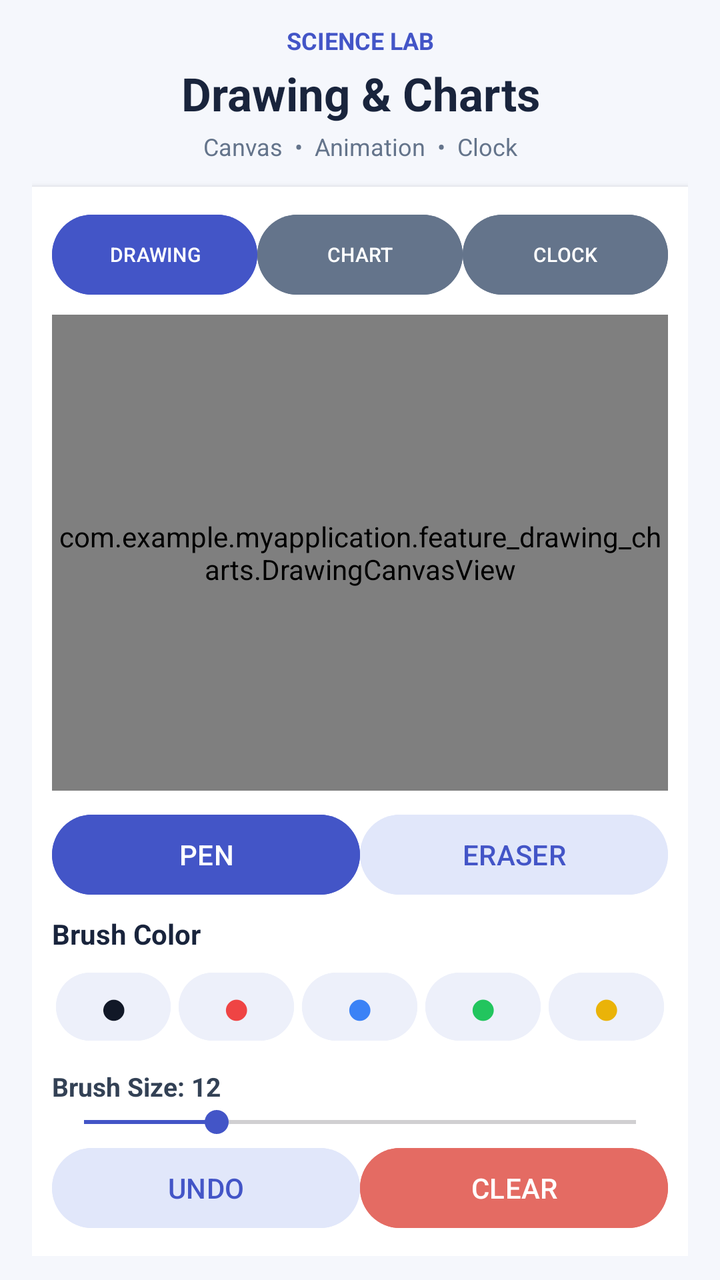
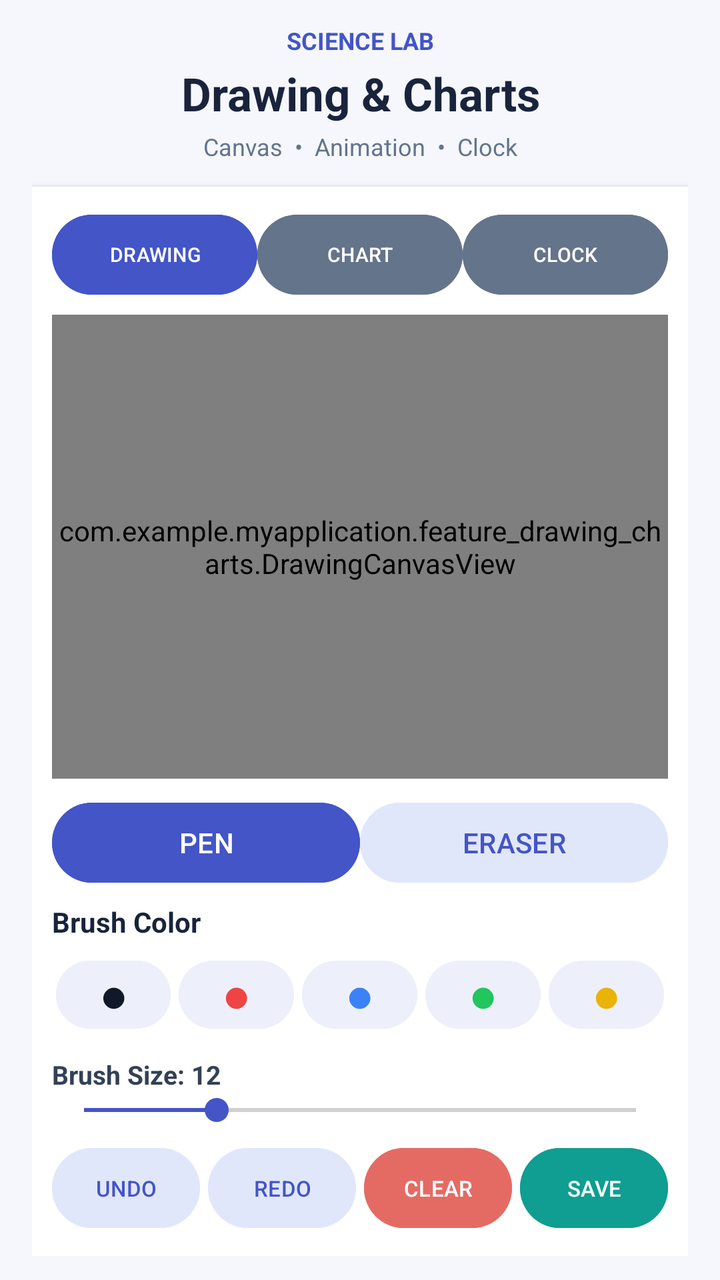

Screens rendered from an Android XML layout before and after an edit, with the pre-edit source and the edit as a unified diff.
<!-- AndroidManifest.xml: application theme Theme.MyApplication -->
<!-- res/layout/fragment_drawing.xml -->
<LinearLayout
    xmlns:android="http://schemas.android.com/apk/res/android"
    android:layout_width="match_parent"
    android:layout_height="match_parent"
    android:orientation="vertical"
    android:background="#F5F7FC"
    android:paddingLeft="16dp"
    android:paddingRight="16dp"
    android:paddingTop="12dp"
    android:paddingBottom="12dp">

    
    <TextView
        android:layout_width="match_parent"
        android:layout_height="wrap_content"
        android:gravity="center"
        android:text="SCIENCE LAB"
        android:textColor="#4355C7"
        android:textSize="12sp"
        android:textStyle="bold"/>

    <TextView
        android:layout_width="match_parent"
        android:layout_height="wrap_content"
        android:layout_marginTop="3dp"
        android:gravity="center"
        android:text="Drawing &amp; Charts"
        android:textColor="#19243C"
        android:textSize="23sp"
        android:textStyle="bold"/>

    <TextView
        android:layout_width="match_parent"
        android:layout_height="wrap_content"
        android:layout_marginTop="3dp"
        android:layout_marginBottom="12dp"
        android:gravity="center"
        android:text="Canvas  •  Animation  •  Clock"
        android:textColor="#64748B"
        android:textSize="12sp"/>

    
    <LinearLayout
        android:layout_width="match_parent"
        android:layout_height="0dp"
        android:layout_weight="1"
        android:orientation="vertical"
        android:background="#FFFFFF"
        android:padding="10dp"
        android:elevation="2dp">

        
        <LinearLayout
            android:layout_width="match_parent"
            android:layout_height="wrap_content"
            android:orientation="horizontal">

            <Button
                android:id="@+id/btnDrawingMode"
                android:layout_width="0dp"
                android:layout_height="wrap_content"
                android:layout_weight="1"
                android:minWidth="0dp"
                android:text="DRAWING"
                android:textSize="10sp"
                android:textColor="#FFFFFF"
                android:backgroundTint="#4355C7"/>

            <Button
                android:id="@+id/btnChartMode"
                android:layout_width="0dp"
                android:layout_height="wrap_content"
                android:layout_weight="1"
                android:minWidth="0dp"
                android:text="CHART"
                android:textSize="10sp"
                android:textColor="#FFFFFF"
                android:backgroundTint="#64748B"/>

            <Button
                android:id="@+id/btnClockMode"
                android:layout_width="0dp"
                android:layout_height="wrap_content"
                android:layout_weight="1"
                android:minWidth="0dp"
                android:text="CLOCK"
                android:textSize="10sp"
                android:textColor="#FFFFFF"
                android:backgroundTint="#64748B"/>

        </LinearLayout>

        
        <FrameLayout
            android:layout_width="match_parent"
            android:layout_height="0dp"
            android:layout_weight="1"
            android:layout_marginTop="6dp"
            android:layout_marginBottom="8dp"
            android:background="#F9FAFC"
            android:clipChildren="true"
            android:clipToPadding="true">

            <com.example.myapplication.feature_drawing_charts.DrawingCanvasView
                android:id="@+id/drawingCanvas"
                android:layout_width="match_parent"
                android:layout_height="match_parent"
                android:background="#FFFFFF"/>

            <com.example.myapplication.feature_drawing_charts.DynamicChartView
                android:id="@+id/dynamicChart"
                android:layout_width="match_parent"
                android:layout_height="match_parent"
                android:background="#FFFFFF"
                android:visibility="gone"/>

            <com.example.myapplication.feature_drawing_charts.AnalogClockView
                android:id="@+id/analogClock"
                android:layout_width="match_parent"
                android:layout_height="match_parent"
                android:background="#FFFFFF"
                android:visibility="gone"/>

        </FrameLayout>

        
        <LinearLayout
            android:id="@+id/drawingControls"
            android:layout_width="match_parent"
            android:layout_height="wrap_content"
            android:orientation="vertical">

            
            <LinearLayout
                android:layout_width="match_parent"
                android:layout_height="wrap_content"
                android:orientation="horizontal">

                <Button
                    android:id="@+id/btnPen"
                    android:layout_width="0dp"
                    android:layout_height="wrap_content"
                    android:layout_weight="1"
                    android:minWidth="0dp"
                    android:text="PEN"
                    android:textColor="#FFFFFF"
                    android:backgroundTint="#4355C7"/>

                <Button
                    android:id="@+id/btnEraser"
                    android:layout_width="0dp"
                    android:layout_height="wrap_content"
                    android:layout_weight="1"
                    android:minWidth="0dp"
                    android:text="ERASER"
                    android:textColor="#4355C7"
                    android:backgroundTint="#E1E7FA"/>

            </LinearLayout>

            
            <TextView
                android:layout_width="match_parent"
                android:layout_height="wrap_content"
                android:layout_marginTop="6dp"
                android:layout_marginBottom="4dp"
                android:text="Brush Color"
                android:textColor="#19243C"
                android:textSize="14sp"
                android:textStyle="bold"/>

            <LinearLayout
                android:layout_width="match_parent"
                android:layout_height="wrap_content"
                android:orientation="horizontal"
                android:gravity="center">

                <Button
                    android:id="@+id/btnBlack"
                    android:layout_width="0dp"
                    android:layout_height="42dp"
                    android:layout_weight="1"
                    android:minWidth="0dp"
                    android:layout_margin="2dp"
                    android:padding="0dp"
                    android:text="●"
                    android:textSize="24sp"
                    android:textColor="#111827"
                    android:backgroundTint="#EDF0FA"
                    android:contentDescription="Black brush"/>

                <Button
                    android:id="@+id/btnRed"
                    android:layout_width="0dp"
                    android:layout_height="42dp"
                    android:layout_weight="1"
                    android:minWidth="0dp"
                    android:layout_margin="2dp"
                    android:padding="0dp"
                    android:text="●"
                    android:textSize="24sp"
                    android:textColor="#EF4444"
                    android:backgroundTint="#EDF0FA"
                    android:contentDescription="Red brush"/>

                <Button
                    android:id="@+id/btnBlue"
                    android:layout_width="0dp"
                    android:layout_height="42dp"
                    android:layout_weight="1"
                    android:minWidth="0dp"
                    android:layout_margin="2dp"
                    android:padding="0dp"
                    android:text="●"
                    android:textSize="24sp"
                    android:textColor="#3B82F6"
                    android:backgroundTint="#EDF0FA"
                    android:contentDescription="Blue brush"/>

                <Button
                    android:id="@+id/btnGreen"
                    android:layout_width="0dp"
                    android:layout_height="42dp"
                    android:layout_weight="1"
                    android:minWidth="0dp"
                    android:layout_margin="2dp"
                    android:padding="0dp"
                    android:text="●"
                    android:textSize="24sp"
                    android:textColor="#22C55E"
                    android:backgroundTint="#EDF0FA"
                    android:contentDescription="Green brush"/>

                <Button
                    android:id="@+id/btnYellow"
                    android:layout_width="0dp"
                    android:layout_height="42dp"
                    android:layout_weight="1"
                    android:minWidth="0dp"
                    android:layout_margin="2dp"
                    android:padding="0dp"
                    android:text="●"
                    android:textSize="24sp"
                    android:textColor="#EAB308"
                    android:backgroundTint="#EDF0FA"
                    android:contentDescription="Yellow brush"/>

            </LinearLayout>

            
            <TextView
                android:id="@+id/txtBrushSize"
                android:layout_width="match_parent"
                android:layout_height="wrap_content"
                android:layout_marginTop="8dp"
                android:text="Brush Size: 12"
                android:textColor="#334155"
                android:textSize="13sp"
                android:textStyle="bold"/>

            <SeekBar
                android:id="@+id/seekBrushSize"
                android:layout_width="match_parent"
                android:layout_height="wrap_content"
                android:max="50"
                android:progress="12"
                android:progressTint="#4355C7"
                android:thumbTint="#4355C7"/>

            
            <LinearLayout
                android:layout_width="match_parent"
                android:layout_height="wrap_content"
                android:orientation="horizontal">

                <Button
                    android:id="@+id/btnUndo"
                    android:layout_width="0dp"
                    android:layout_height="wrap_content"
                    android:layout_weight="1"
                    android:minWidth="0dp"
                    android:text="UNDO"
                    android:textColor="#4355C7"
                    android:backgroundTint="#E1E7FA"/>

                <Button
                    android:id="@+id/btnClear"
                    android:layout_width="0dp"
                    android:layout_height="wrap_content"
                    android:layout_weight="1"
                    android:minWidth="0dp"
                    android:text="CLEAR"
                    android:textColor="#FFFFFF"
                    android:backgroundTint="#E46B63"/>

            </LinearLayout>

        </LinearLayout>

        
        <LinearLayout
            android:id="@+id/chartControls"
            android:layout_width="match_parent"
            android:layout_height="wrap_content"
            android:orientation="horizontal"
            android:visibility="gone">

            <Button
                android:id="@+id/btnStartChart"
                android:layout_width="0dp"
                android:layout_height="wrap_content"
                android:layout_weight="1"
                android:minWidth="0dp"
                android:text="START"
                android:textSize="11sp"
                android:textColor="#FFFFFF"
                android:backgroundTint="#4355C7"/>

            <Button
                android:id="@+id/btnPauseChart"
                android:layout_width="0dp"
                android:layout_height="wrap_content"
                android:layout_weight="1"
                android:minWidth="0dp"
                android:text="PAUSE"
                android:textSize="11sp"
                android:textColor="#FFFFFF"
                android:backgroundTint="#64748B"/>

            <Button
                android:id="@+id/btnResetChart"
                android:layout_width="0dp"
                android:layout_height="wrap_content"
                android:layout_weight="1"
                android:minWidth="0dp"
                android:text="RESET"
                android:textSize="11sp"
                android:textColor="#FFFFFF"
                android:backgroundTint="#0F9E91"/>

        </LinearLayout>

    </LinearLayout>

</LinearLayout>
<!-- resources referenced by this layout -->
<resources>
  <style name="Theme.MyApplication" parent="Base.Theme.MyApplication" />
  <style name="Base.Theme.MyApplication" parent="Theme.Material3.DayNight.NoActionBar">
          
          
      </style>
</resources>

<!-- the commit's change to res/layout/fragment_drawing.xml (unified diff, before → after) -->
@@ -271,27 +271,63 @@
             <LinearLayout
                 android:layout_width="match_parent"
                 android:layout_height="wrap_content"
-                android:orientation="horizontal">
+                android:orientation="horizontal"
+                android:layout_marginTop="6dp">
 
                 <Button
                     android:id="@+id/btnUndo"
                     android:layout_width="0dp"
                     android:layout_height="wrap_content"
                     android:layout_weight="1"
-                    android:minWidth="0dp"
+                    android:layout_marginEnd="4dp"
+                    android:minWidth="0dp"
+                    android:paddingLeft="0dp"
+                    android:paddingRight="0dp"
                     android:text="UNDO"
+                    android:textSize="11sp"
                     android:textColor="#4355C7"
                     android:backgroundTint="#E1E7FA"/>
 
                 <Button
+                    android:id="@+id/btnRedo"
+                    android:layout_width="0dp"
+                    android:layout_height="wrap_content"
+                    android:layout_weight="1"
+                    android:layout_marginEnd="4dp"
+                    android:minWidth="0dp"
+                    android:paddingLeft="0dp"
+                    android:paddingRight="0dp"
+                    android:text="REDO"
+                    android:textSize="11sp"
+                    android:textColor="#4355C7"
+                    android:backgroundTint="#E1E7FA"/>
+
+                <Button
                     android:id="@+id/btnClear"
                     android:layout_width="0dp"
                     android:layout_height="wrap_content"
                     android:layout_weight="1"
-                    android:minWidth="0dp"
+                    android:layout_marginEnd="4dp"
+                    android:minWidth="0dp"
+                    android:paddingLeft="0dp"
+                    android:paddingRight="0dp"
                     android:text="CLEAR"
+                    android:textSize="11sp"
                     android:textColor="#FFFFFF"
                     android:backgroundTint="#E46B63"/>
+
+                <Button
+                    android:id="@+id/btnSave"
+                    android:layout_width="0dp"
+                    android:layout_height="wrap_content"
+                    android:layout_weight="1"
+                    android:minWidth="0dp"
+                    android:paddingLeft="0dp"
+                    android:paddingRight="0dp"
+                    android:text="SAVE"
+                    android:textSize="11sp"
+                    android:textColor="#FFFFFF"
+                    android:backgroundTint="#0F9E91"/>
 
             </LinearLayout>
 
